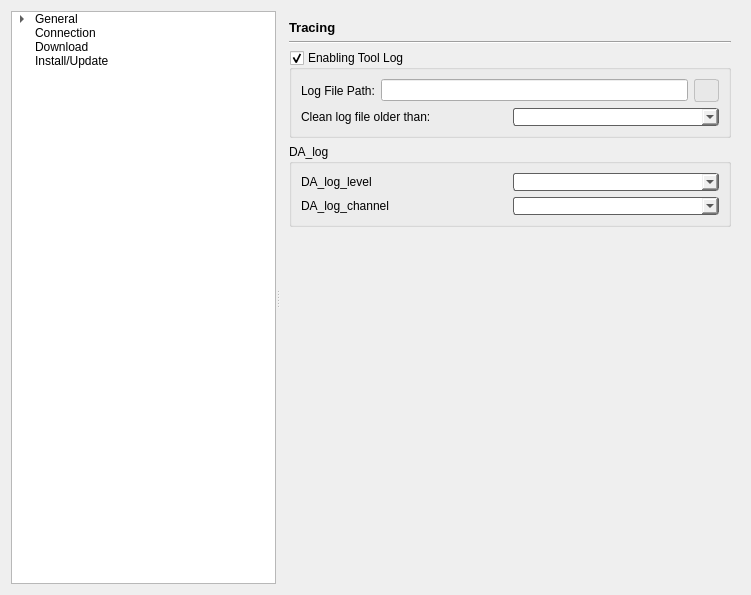
Qt form UI/forms/OptionDialog.ui (Badmaneers/sptool-zenia) before a commit.
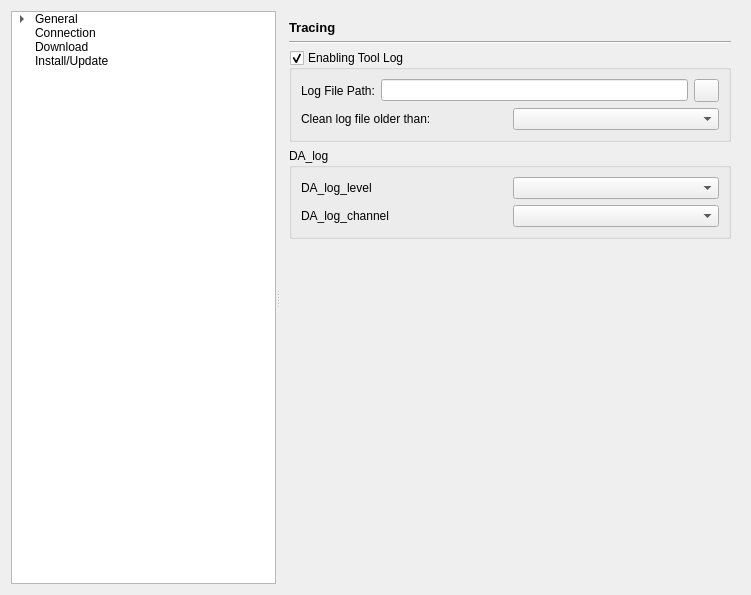
The same form after that commit. Icons and pictures are not drawn.

The edit to the form file:
```diff
--- a/UI/forms/OptionDialog.ui
+++ b/UI/forms/OptionDialog.ui
@@ -1374,20 +1374,6 @@
                  <height>23</height>
                 </size>
                </property>
-               <property name="styleSheet">
-                <string notr="true">QPushButton {
-    background: #e8e8e8;
-    border: 1px solid #c0c0c0;
-    border-radius: 3px;
-}
-QPushButton:hover {
-    background: #d0d0d0;
-    border: 1px solid #999;
-}
-QPushButton:pressed {
-    background: #c0c0c0;
-}</string>
-               </property>
                <property name="text">
                 <string/>
                </property>
@@ -1420,9 +1406,7 @@
              <item>
               <widget class="QComboBox" name="comboBox__LogDate">
                <property name="styleSheet">
-                <string notr="true">border: 1px solid rgb(95,95,95);
-border-radius: 3px;
-margin:0 0 0 0;</string>
+                <string notr="true"></string>
                </property>
               </widget>
              </item>
@@ -1451,9 +1435,7 @@
                <item>
                 <widget class="QComboBox" name="comboBox_da_log_level">
                  <property name="styleSheet">
-                  <string notr="true">border: 1px solid rgb(95,95,95);
-border-radius: 3px;
-margin:0 0 0 0;</string>
+                  <string notr="true"></string>
                  </property>
                 </widget>
                </item>
@@ -1473,9 +1455,7 @@
              <item>
               <widget class="QComboBox" name="comboBox_da_log_channel">
                <property name="styleSheet">
-                <string notr="true">border: 1px solid rgb(95,95,95);
-border-radius: 3px;
-margin:0 0 0 0;</string>
+                <string notr="true"></string>
                </property>
                <property name="currentIndex">
                 <number>-1</number>
```
Left out of the diff: 20 changed lines with no effect on the pictures.
